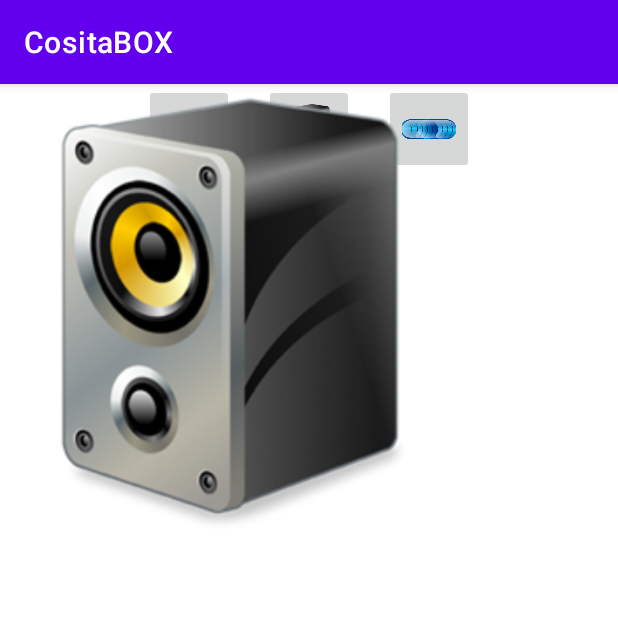
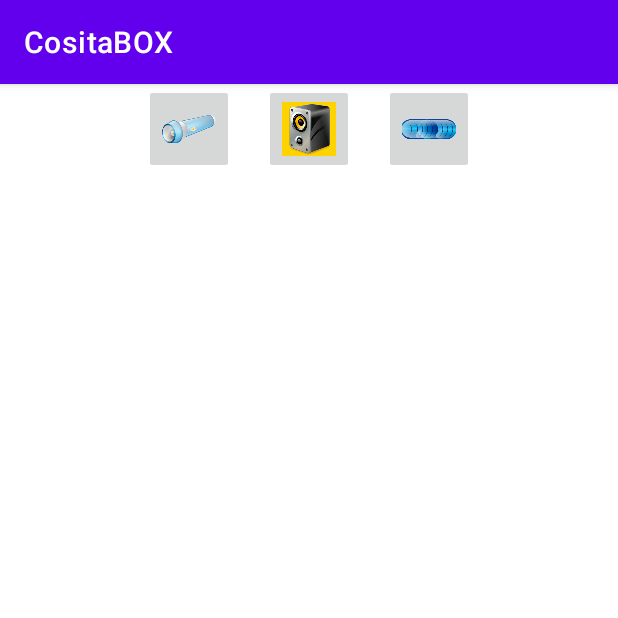
Before and after one commit to EdsonMoreno/cositaBOX, an Android app: the HerramientasActivity screen opened directly, with no data from a screen before it, after a tap on an icon or button, on a phone screen of 412 x 824 dp, the top half of it. Run offline under Robolectric (Android 15) with nearby library versions, the phone set to English and light mode, and no system bars; 1 statement that could not run was skipped; 1 other tap on this screen came first.

Commit message:
Solventando bug de que al iniciar activity herramientas no cambiaba de color el boton solucionando bug de que de que hay que pulsar dos veces para que salga el boton amarillo en el frame!

```diff
--- a/app/src/main/java/com/edsonmoreno/cositabox/HerramientasActivity.java
+++ b/app/src/main/java/com/edsonmoreno/cositabox/HerramientasActivity.java
@@ -7,6 +7,8 @@ import android.app.FragmentManager;
 
 import android.app.FragmentTransaction;
 import android.os.Bundle;
+import android.view.Gravity;
+import android.widget.Toast;
 
 public class HerramientasActivity extends AppCompatActivity implements  GestorMenu {
 
@@ -18,18 +20,30 @@ public class HerramientasActivity extends AppCompatActivity implements  GestorMe
         fragmentos_cargados[1] = new MusicaFragment();
         fragmentos_cargados[2] = new NivelFragment();
 
+
+
         setContentView(R.layout.activity_herramientas);
         //se averigua que boton hizo la llamada
         Bundle extras = this.getIntent().getExtras();
-        this.menu(extras.getInt("boton_pulsado"));
+        int dato = extras.getInt("oprimido");
+        this.menu(dato);
 
     }
 
     @Override
     public void menu(int boton_pulsado) {
+        Fragment menu_iluminado = new Menu();
+        Bundle bandle = new Bundle();
+        bandle.putInt("pulsado",boton_pulsado);
+        Toast t = Toast.makeText(this,"texto "+boton_pulsado, Toast.LENGTH_LONG);
+        t.setGravity(Gravity.CENTER, 20,20);
+        t.show();
+        menu_iluminado.setArguments(bandle);
+
         FragmentManager manejador = getFragmentManager();
         FragmentTransaction ft = manejador.beginTransaction();
-        ft.replace(R.id.herramientas, fragmentos_cargados[boton_pulsado]);
+        ft.replace(R.id.menu, menu_iluminado);
+     //   ft.replace(R.id.menu, fragmentos_cargados[boton_pulsado]);
         ft.commit();
     }
 
--- a/app/src/main/java/com/edsonmoreno/cositabox/MainActivity.java
+++ b/app/src/main/java/com/edsonmoreno/cositabox/MainActivity.java
@@ -16,6 +16,7 @@ public class MainActivity extends AppCompatActivity implements GestorMenu {
     @Override
     public void menu(int boton_pulsado) {
         Intent intent = new Intent(this, HerramientasActivity.class);
-        intent.putExtra("boton_pulsado", boton_pulsado);
+        intent.putExtra("oprimido", boton_pulsado);
+        startActivity(intent);
     }
 }
--- a/app/src/main/java/com/edsonmoreno/cositabox/Menu.java
+++ b/app/src/main/java/com/edsonmoreno/cositabox/Menu.java
@@ -3,7 +3,7 @@ package com.edsonmoreno.cositabox;
 import android.app.Activity;
 import android.os.Bundle;
 
-import androidx.fragment.app.Fragment;
+import android.app.Fragment;
 
 import android.view.LayoutInflater;
 import android.view.View;
@@ -27,6 +27,8 @@ public class Menu extends Fragment {
     private String mParam2;
 
     private final int BOTONES_MENU[] = {R.id.linterna, R.id.musica, R.id.nivel};
+    private final int BOTONES_MEN_ILUMINADOS[] = {R.drawable.linterna2, R.drawable.musica2, R.drawable.nivel2};
+    private int boton;
 
     public Menu() {
         // Required empty public constructor
@@ -62,13 +64,22 @@ public class Menu extends Fragment {
     @Override
     public View onCreateView(LayoutInflater inflater, ViewGroup container,
                              Bundle savedInstanceState) {
-        // Inflate the layout for this fragment
+        // Cada  vez que se crea un fragment se comienza aca
         View vista = inflater.inflate(R.layout.fragment_menu, container, false);
+        boton = -1;
+        if(getArguments() != null){
+            Bundle bundle = getArguments();
+            boton = bundle.getInt("pulsado",1);
+        }
+
         ImageButton boton_menu;
         for(int i=0; i < BOTONES_MENU.length; i++){
+            int que_boton = i;
             boton_menu = (ImageButton) vista.findViewById(BOTONES_MENU[i]);
-            int que_boton = i;
 
+            if (boton == i){
+                boton_menu.setImageResource(BOTONES_MEN_ILUMINADOS[i]);
+            }
             boton_menu.setOnClickListener(new View.OnClickListener(){
 
                 @Override
--- a/app/src/main/res/layout/activity_herramientas.xml
+++ b/app/src/main/res/layout/activity_herramientas.xml
@@ -1,25 +1,27 @@
 <?xml version="1.0" encoding="utf-8"?>
-<RelativeLayout xmlns:android="http://schemas.android.com/apk/res/android"
+<LinearLayout xmlns:android="http://schemas.android.com/apk/res/android"
     xmlns:app="http://schemas.android.com/apk/res-auto"
     xmlns:tools="http://schemas.android.com/tools"
     android:layout_width="match_parent"
     android:layout_height="match_parent"
     android:orientation="vertical"
     tools:context=".HerramientasActivity">
+
     <fragment
+        android:id="@+id/menu"
+        android:name="com.edsonmoreno.cositabox.Menu"
         android:layout_width="match_parent"
         android:layout_height="wrap_content"
-        android:id="@+id/menu"
-        android:name="com.edsonmoreno.cositabox.Menu"
         tools:layout="@layout/fragment_menu">
 
     </fragment>
+
     <RelativeLayout
+        android:id="@+id/herramientas"
         android:layout_width="match_parent"
         android:layout_height="match_parent"
-        android:gravity="center"
-        android:id="@+id/herramientas">
+        android:gravity="center">
         <!-- Es aca donde se cargaran las imagenes de la herramienta cargada-->
     </RelativeLayout>
 
-</RelativeLayout>
+</LinearLayout>
--- a/app/src/main/res/layout/fragment_musica.xml
+++ b/app/src/main/res/layout/fragment_musica.xml
@@ -8,8 +8,9 @@
     <!-- TODO: Update blank fragment layout -->
     <ImageView
         android:id="@+id/music"
-        android:layout_width="@dimen/maximo"
-        android:layout_height="@dimen/maximo"
+        android:layout_width="match_parent"
+        android:layout_height="400dp"
+        android:layout_gravity="center"
         android:src="@drawable/musica">
 
     </ImageView>
```
